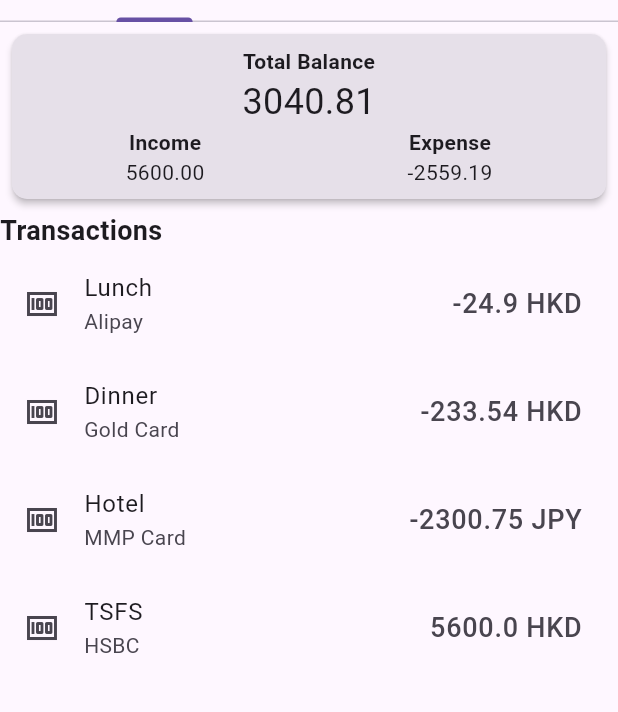
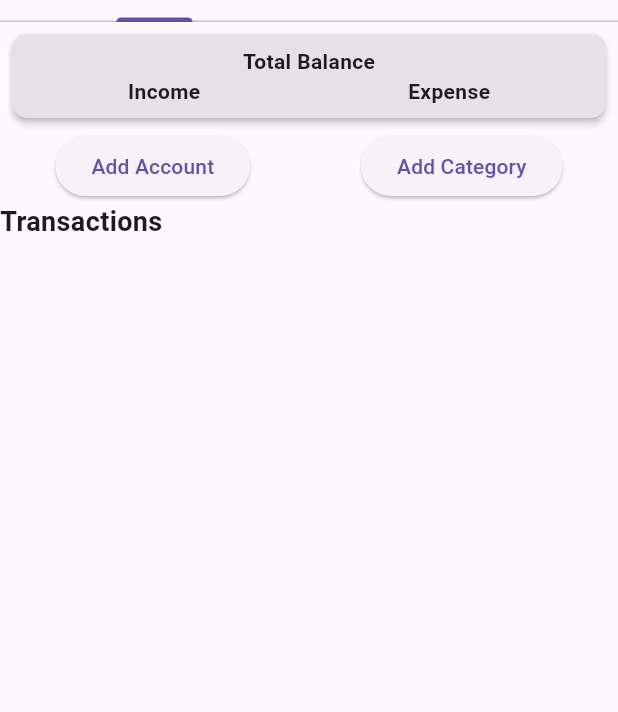
Before and after one commit to royng163/FinC, a Flutter app: the screen it shows after launch, on a phone screen of 412 x 824 dp, the part 50-762 px from its top. Run offline on Flutter 3.47's test engine with Material 3 defaults, Android fonts, the phone set to English and light mode, and no system bars; our stand-ins replace cloud_firestore, firebase_core; missing offline and left inert: adaptive_navigation; accounts and stored records are empty; generated files the repository leaves out were written again.

Commit message:
Implemented adding transaction to firestore

```diff
--- a/lib/src/pages/home/balance_tab.dart
+++ b/lib/src/pages/home/balance_tab.dart
@@ -1,26 +1,12 @@
 import 'package:flutter/material.dart';
 
-import '../../widgets/transaction.dart';
+import '../../models/transaction_model.dart';
 import 'transaction_details_view.dart';
 
 class BalanceTab extends StatelessWidget {
   const BalanceTab({
     super.key,
-    this.transactions = const [
-      Transaction(1, "Lunch", "Alipay", -24.9, "HKD"),
-      Transaction(
-        2,
-        "Dinner",
-        "Gold Card",
-        -233.54,
-        "HKD",
-      ),
-      Transaction(3, "Hotel", "MMP Card", -2300.75, "JPY"),
-      Transaction(4, "TSFS", "HSBC", 5600, "HKD"),
-    ],
   });
-
-  final List<Transaction> transactions;
 
   @override
   Widget build(BuildContext context) {
@@ -42,13 +28,13 @@ class BalanceTab extends StatelessWidget {
                       'Total Balance',
                       style: TextStyle(fontWeight: FontWeight.bold),
                     ),
-                    Text(
-                      transactions
-                          .map((t) => t.amount)
-                          .reduce((a, b) => a + b)
-                          .toStringAsFixed(2),
-                      style: const TextStyle(fontSize: 24),
-                    ),
+                    // Text(
+                    //   transactions
+                    //       .map((t) => t.amount)
+                    //       .reduce((a, b) => a + b)
+                    //       .toStringAsFixed(2),
+                    //   style: const TextStyle(fontSize: 24),
+                    // ),
                   ],
                 ),
                 Row(
@@ -60,13 +46,13 @@ class BalanceTab extends StatelessWidget {
                           'Income',
                           style: TextStyle(fontWeight: FontWeight.bold),
                         ),
-                        Text(
-                          transactions
-                              .where((t) => t.amount > 0)
-                              .map((t) => t.amount)
-                              .reduce((a, b) => a + b)
-                              .toStringAsFixed(2),
-                        ),
+                        // Text(
+                        //   transactions
+                        //       .where((t) => t.amount > 0)
+                        //       .map((t) => t.amount)
+                        //       .reduce((a, b) => a + b)
+                        //       .toStringAsFixed(2),
+                        // ),
                       ],
                     ),
                     Column(
@@ -75,13 +61,13 @@ class BalanceTab extends StatelessWidget {
                           'Expense',
                           style: TextStyle(fontWeight: FontWeight.bold),
                         ),
-                        Text(
-                          transactions
-                              .where((t) => t.amount < 0)
-                              .map((t) => t.amount)
-                              .reduce((a, b) => a + b)
-                              .toStringAsFixed(2),
-                        ),
+                        // Text(
+                        //   transactions
+                        //       .where((t) => t.amount < 0)
+                        //       .map((t) => t.amount)
+                        //       .reduce((a, b) => a + b)
+                        //       .toStringAsFixed(2),
+                        // ),
                       ],
                     ),
                   ],
@@ -90,33 +76,50 @@ class BalanceTab extends StatelessWidget {
             ),
           ),
         ),
+        Row(
+          mainAxisAlignment: MainAxisAlignment.spaceAround,
+          children: [
+            ElevatedButton(
+              onPressed: () {
+                // Add your onPressed code here for adding a new account
+              },
+              child: const Text('Add Account'),
+            ),
+            ElevatedButton(
+              onPressed: () {
+                // Add your onPressed code here for adding a new category
+              },
+              child: const Text('Add Category'),
+            ),
+          ],
+        ),
         const Row(
           children: [
             Text("Transactions",
                 style: TextStyle(fontSize: 18, fontWeight: FontWeight.bold)),
           ],
         ),
-        Expanded(
-          child: ListView.builder(
-            itemCount: transactions.length,
-            itemBuilder: (BuildContext context, int index) {
-              return ListTile(
-                leading: const Icon(Icons.money),
-                title: Text(transactions[index].name),
-                subtitle: Text(transactions[index].account),
-                trailing: Text(
-                    '${transactions[index].amount} ${transactions[index].currency}',
-                    style: TextStyle(fontSize: 18)),
-                onTap: () {
-                  Navigator.push(
-                      context,
-                      MaterialPageRoute(
-                          builder: (context) => TransactionDetailsView()));
-                },
-              );
-            },
-          ),
-        ),
+        // Expanded(
+        //   child: ListView.builder(
+        //     itemCount: transactions.length,
+        //     itemBuilder: (BuildContext context, int index) {
+        //       return ListTile(
+        //         leading: const Icon(Icons.money),
+        //         title: Text(transactions[index].name),
+        //         subtitle: Text(transactions[index].account),
+        //         trailing: Text(
+        //             '${transactions[index].amount} ${transactions[index].currency}',
+        //             style: TextStyle(fontSize: 18)),
+        //         onTap: () {
+        //           Navigator.push(
+        //               context,
+        //               MaterialPageRoute(
+        //                   builder: (context) => TransactionDetailsView()));
+        //         },
+        //       );
+        //     },
+        //   ),
+        // ),
       ],
     );
   }
--- a/lib/src/widgets/transaction.dart
+++ /dev/null
@@ -1,10 +0,0 @@
-class Transaction {
-  const Transaction(
-      this.id, this.name, this.account, this.amount, this.currency);
-
-  final int id;
-  final String name;
-  final String account;
-  final double amount;
-  final String currency;
-}
--- a/pubspec.yaml
+++ b/pubspec.yaml
@@ -1,7 +1,6 @@
 name: finc
-description: "A new Flutter project."
+description: "A expense tracking and portfolio management app."
 
-# Prevent accidental publishing to pub.dev.
 publish_to: "none"
 
 version: 1.0.0+1
@@ -11,11 +10,14 @@ environment:
 
 dependencies:
   adaptive_navigation: ^0.0.10
+  cloud_firestore: ^5.6.0
+  firebase_core: ^3.9.0
   flutter:
     sdk: flutter
   flutter_localizations:
     sdk: flutter
   go_router: ^14.6.2
+  intl: ^0.19.0
 
 dev_dependencies:
   flutter_test:
```
Also changed, not shown: lib/main.dart (+8 -1 lines), lib/src/helpers/firestore_service.dart (added, +58 -0 lines), lib/src/models/account_model.dart (added, +37 -0 lines), lib/src/models/category_model.dart (added, +29 -0 lines), lib/src/models/trade_model.dart (added, +49 -0 lines), lib/src/models/transaction_model.dart (added, +57 -0 lines), lib/src/models/user_model.dart (added, +33 -0 lines), lib/src/pages/home/add_transaction_view.dart (+138 -49 lines), pubspec.lock, 6 other files.
